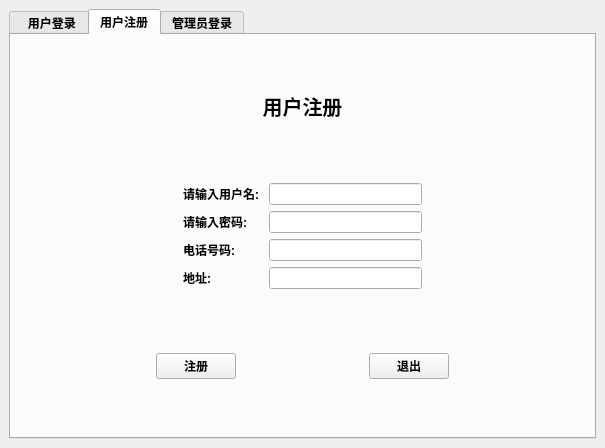
yunzinan/AP_CAP, file loginscene.ui: the form before one commit.
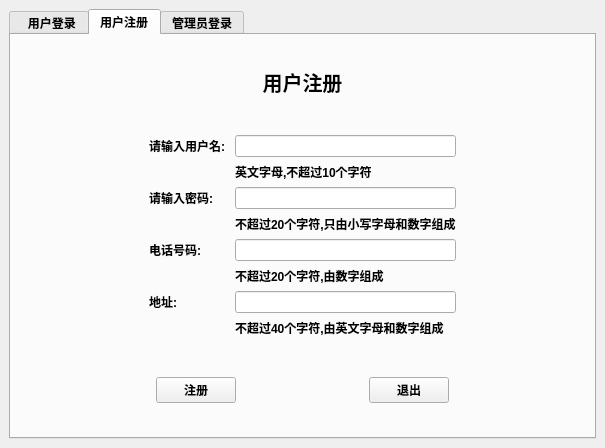
The form after the commit. The open tabs and pages were chosen to show the change.

Patch:
```diff
--- a/loginscene.ui
+++ b/loginscene.ui
@@ -250,6 +250,60 @@
         <item>
          <widget class="QWidget" name="widget_6" native="true">
           <layout class="QGridLayout" name="gridLayout">
+           <item row="4" column="2">
+            <widget class="QLineEdit" name="lineEdit_registPhoneNumber"/>
+           </item>
+           <item row="4" column="3">
+            <spacer name="horizontalSpacer_12">
+             <property name="orientation">
+              <enum>Qt::Horizontal</enum>
+             </property>
+             <property name="sizeHint" stdset="0">
+              <size>
+               <width>40</width>
+               <height>20</height>
+              </size>
+             </property>
+            </spacer>
+           </item>
+           <item row="3" column="2">
+            <widget class="QLabel" name="label_pwdCheck">
+             <property name="text">
+              <string>不超过20个字符,只由小写字母和数字组成</string>
+             </property>
+            </widget>
+           </item>
+           <item row="4" column="1">
+            <widget class="QLabel" name="label_3">
+             <property name="text">
+              <string>电话号码:</string>
+             </property>
+            </widget>
+           </item>
+           <item row="2" column="2">
+            <widget class="QLineEdit" name="lineEdit_registPwd">
+             <property name="placeholderText">
+              <string/>
+             </property>
+            </widget>
+           </item>
+           <item row="6" column="2">
+            <widget class="QLineEdit" name="lineEdit_registAddress"/>
+           </item>
+           <item row="5" column="2">
+            <widget class="QLabel" name="label_phoneNumberCheck">
+             <property name="text">
+              <string>不超过20个字符,由数字组成</string>
+             </property>
+            </widget>
+           </item>
+           <item row="2" column="1">
+            <widget class="QLabel" name="label_2">
+             <property name="text">
+              <string>请输入密码: </string>
+             </property>
+            </widget>
+           </item>
            <item row="0" column="1">
             <widget class="QLabel" name="label">
              <property name="text">
@@ -257,24 +311,7 @@
              </property>
             </widget>
            </item>
-           <item row="0" column="2">
-            <widget class="QLineEdit" name="lineEdit_registName"/>
-           </item>
-           <item row="1" column="1">
-            <widget class="QLabel" name="label_2">
-             <property name="text">
-              <string>请输入密码: </string>
-             </property>
-            </widget>
-           </item>
-           <item row="2" column="1">
-            <widget class="QLabel" name="label_3">
-             <property name="text">
-              <string>电话号码:</string>
-             </property>
-            </widget>
-           </item>
-           <item row="2" column="0">
+           <item row="4" column="0">
             <spacer name="horizontalSpacer_11">
              <property name="orientation">
               <enum>Qt::Horizontal</enum>
@@ -287,7 +324,7 @@
              </property>
             </spacer>
            </item>
-           <item row="3" column="1">
+           <item row="6" column="1">
             <widget class="QLabel" name="label_4">
              <property name="text">
               <string>地址:</string>
@@ -295,26 +332,25 @@
             </widget>
            </item>
            <item row="1" column="2">
-            <widget class="QLineEdit" name="lineEdit_registPwd"/>
+            <widget class="QLabel" name="label_usernameCheck">
+             <property name="text">
+              <string>英文字母,不超过10个字符</string>
+             </property>
+            </widget>
            </item>
-           <item row="2" column="2">
-            <widget class="QLineEdit" name="lineEdit_registPhoneNumber"/>
+           <item row="0" column="2">
+            <widget class="QLineEdit" name="lineEdit_registName">
+             <property name="placeholderText">
+              <string/>
+             </property>
+            </widget>
            </item>
-           <item row="3" column="2">
-            <widget class="QLineEdit" name="lineEdit_registAddress"/>
-           </item>
-           <item row="2" column="3">
-            <spacer name="horizontalSpacer_12">
-             <property name="orientation">
-              <enum>Qt::Horizontal</enum>
+           <item row="7" column="2">
+            <widget class="QLabel" name="label_addressCheck">
+             <property name="text">
+              <string>不超过40个字符,由英文字母和数字组成</string>
              </property>
-             <property name="sizeHint" stdset="0">
-              <size>
-               <width>40</width>
-               <height>20</height>
-              </size>
-             </property>
-            </spacer>
+            </widget>
            </item>
           </layout>
          </widget>
```
Left out of the diff: 2 changed lines with no effect on the pictures.
